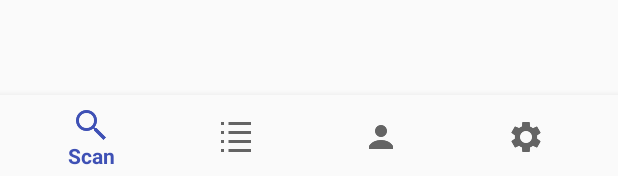
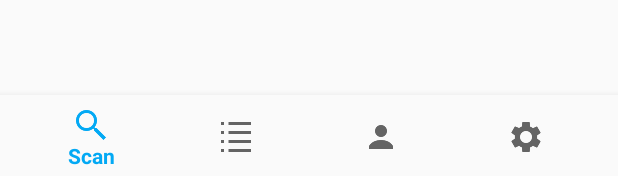
Before and after one commit to DmitriyDomrachev/SmartTool, an Android app: the layout activity_main.xml on its own in the app's theme, with its tools: preview values and no code run, on a phone screen of 412 x 824 dp. Shown: the part 1057-1233 px from the top of the screen. Run offline under Robolectric (Android 15) with nearby library versions, the phone set to English and light mode, and no system bars.

Commit message:
add colors

```diff
--- a/app/src/main/res/layout/activity_main.xml
+++ b/app/src/main/res/layout/activity_main.xml
@@ -8,16 +8,7 @@
     android:layout_height="match_parent"
     tools:context="com.example.dima.smarttool.MainActivity">
 
-<!--    <TextView
-        android:id="@+id/message"
-        android:layout_width="wrap_content"
-        android:layout_height="wrap_content"
-        android:layout_marginLeft="@dimen/activity_horizontal_margin"
-        android:layout_marginStart="@dimen/activity_horizontal_margin"
-        android:layout_marginTop="@dimen/activity_vertical_margin"
-        android:text="@string/title_home"
-        app:layout_constraintLeft_toLeftOf="parent"
-        app:layout_constraintTop_toTopOf="parent" />-->
+
 
     <android.support.design.widget.BottomNavigationView
         android:id="@+id/navigation"
--- a/app/src/main/res/values/colors.xml
+++ b/app/src/main/res/values/colors.xml
@@ -1,6 +1,11 @@
 <?xml version="1.0" encoding="utf-8"?>
 <resources>
-    <color name="colorPrimary">#3F51B5</color>
-    <color name="colorPrimaryDark">#303F9F</color>
-    <color name="colorAccent">#FF4081</color>
+    <color name="colorPrimary">#03A9F4</color>
+    <color name="colorPrimaryDark">#0288D1</color>
+    <color name="colorAccent">#7C4DFF</color>
+    <color name="primary_light">#B3E5FC</color>
+    <color name="primary_text">#212121</color>
+    <color name="secondary_text">#757575</color>
+    <color name="icons">#FFFFFF</color>
+    <color name="divider">#BDBDBD</color>
 </resources>
```
